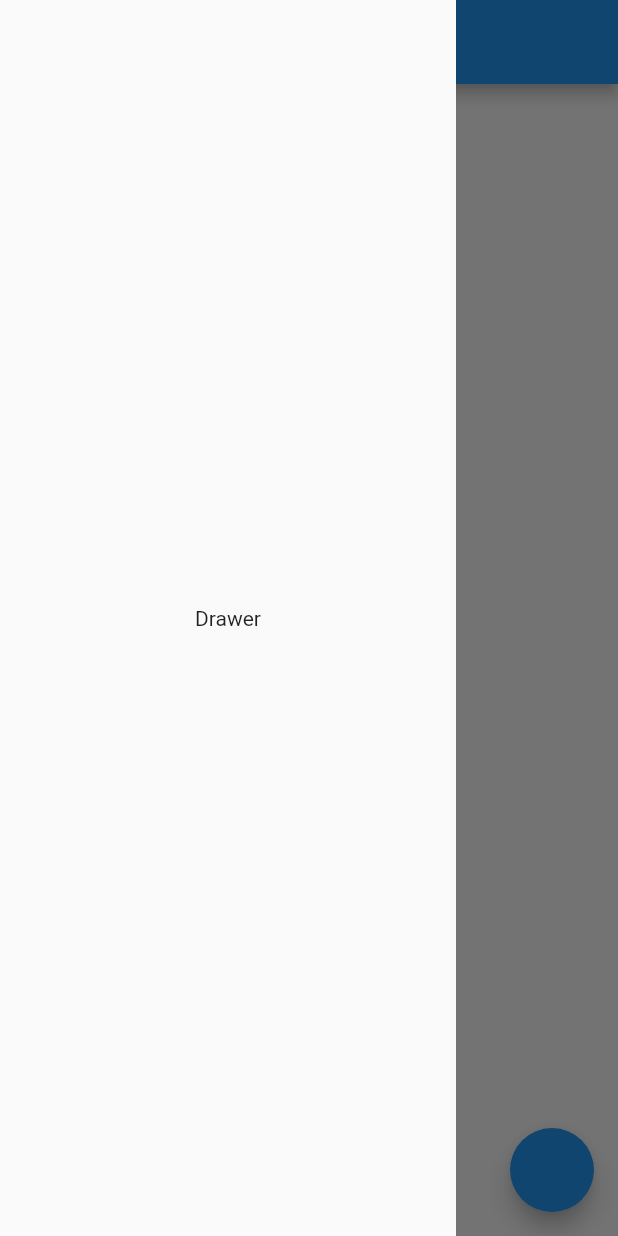
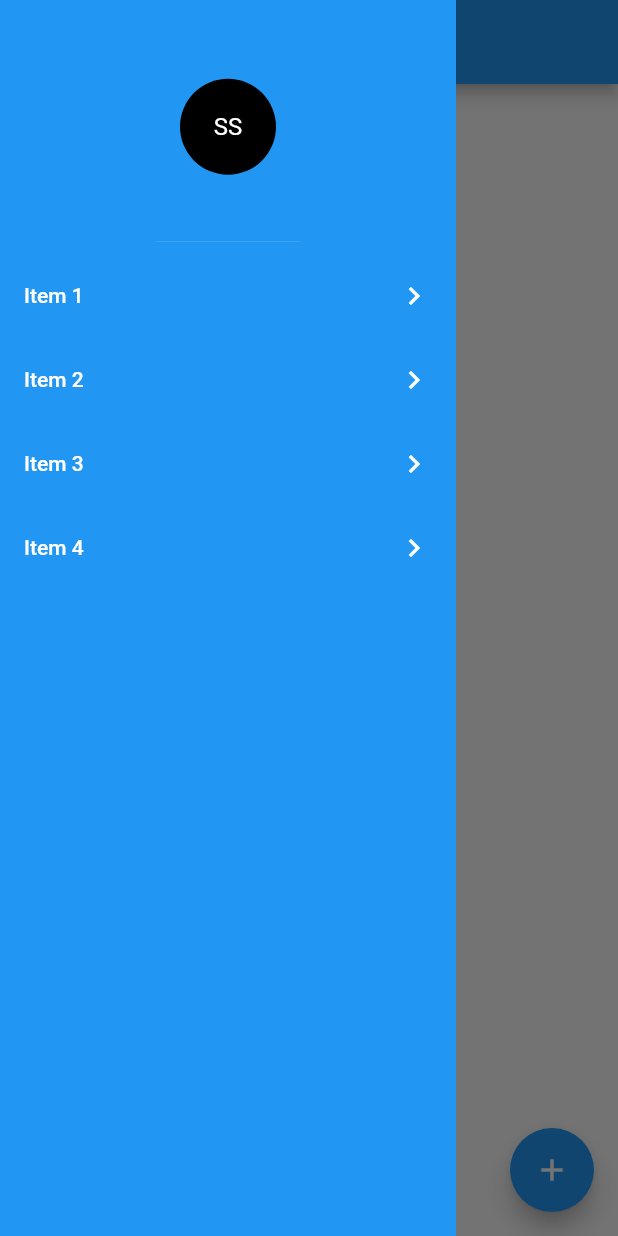
Before and after one commit to churchstudio-org/super_scaffold, a Flutter app: the screen it shows after launch, with the side drawer open, on a phone screen of 412 x 824 dp. Run offline on Flutter 3.47's test engine with Material 2 defaults, Android fonts, the phone set to English and light mode, and no system bars; our stand-ins replace flutter_modular.

Commit message:
Setup package for publish

```diff
--- /dev/null
+++ b/example/lib/components/custom_drawer.dart
@@ -0,0 +1,42 @@
+import 'package:flutter/material.dart';
+
+class CustomDrawer extends StatelessWidget {
+  @override
+  Widget build(BuildContext context) {
+    return Theme(
+      data: ThemeData(
+        brightness: Brightness.dark,
+        canvasColor: Theme.of(context).primaryColor,
+      ),
+      child: Drawer(
+        elevation: 0,
+        child: Column(
+          children: [
+            DrawerHeader(
+              child: CircleAvatar(
+                radius: 32,
+                child: Text("SS"),
+              ),
+            ),
+            ListTile(
+              title: Text("Item 1"),
+              trailing: Icon(Icons.chevron_right),
+            ),
+            ListTile(
+              title: Text("Item 2"),
+              trailing: Icon(Icons.chevron_right),
+            ),
+            ListTile(
+              title: Text("Item 3"),
+              trailing: Icon(Icons.chevron_right),
+            ),
+            ListTile(
+              title: Text("Item 4"),
+              trailing: Icon(Icons.chevron_right),
+            )
+          ],
+        ),
+      ),
+    );
+  }
+}
--- a/example/lib/pages/main_page.dart
+++ b/example/lib/pages/main_page.dart
@@ -1,3 +1,4 @@
+import 'package:example/components/custom_drawer.dart';
 import 'package:example/pages/tabbed_page.dart';
 import 'package:flutter/material.dart';
 import 'package:super_scaffold/super_scaffold.dart';
@@ -44,14 +45,10 @@ class _MainPageState extends State<MainPage> {
           ),
         ),
       ),
-      drawer: Drawer(
-        elevation: 0,
-        child: Center(
-          child: Text("Drawer"),
-        ),
-      ),
+      drawer: CustomDrawer(),
       body: _buildBody(),
       floatingActionButton: FloatingActionButton(
+        child: Icon(Icons.add),
         onPressed: () {},
       ),
     );
--- a/example/lib/pages/tabbed_page.dart
+++ b/example/lib/pages/tabbed_page.dart
@@ -1,3 +1,4 @@
+import 'package:example/components/custom_drawer.dart';
 import 'package:flutter/material.dart';
 import 'package:super_scaffold/super_scaffold.dart';
 
@@ -37,12 +38,7 @@ class _TabbedPageState extends SuperState<TabbedPage> {
           ),
         ),
       ),
-      drawer: Drawer(
-        elevation: 0,
-        child: Center(
-          child: Text("Drawer"),
-        ),
-      ),
+      drawer: CustomDrawer(),
     );
   }
 }
```
Also changed, not shown: pubspec.yaml (+2 -40 lines), assets/README/flutter_scaffold_landscape.png (added), assets/README/super_scaffold_landscape.png (added), 2 other files.
